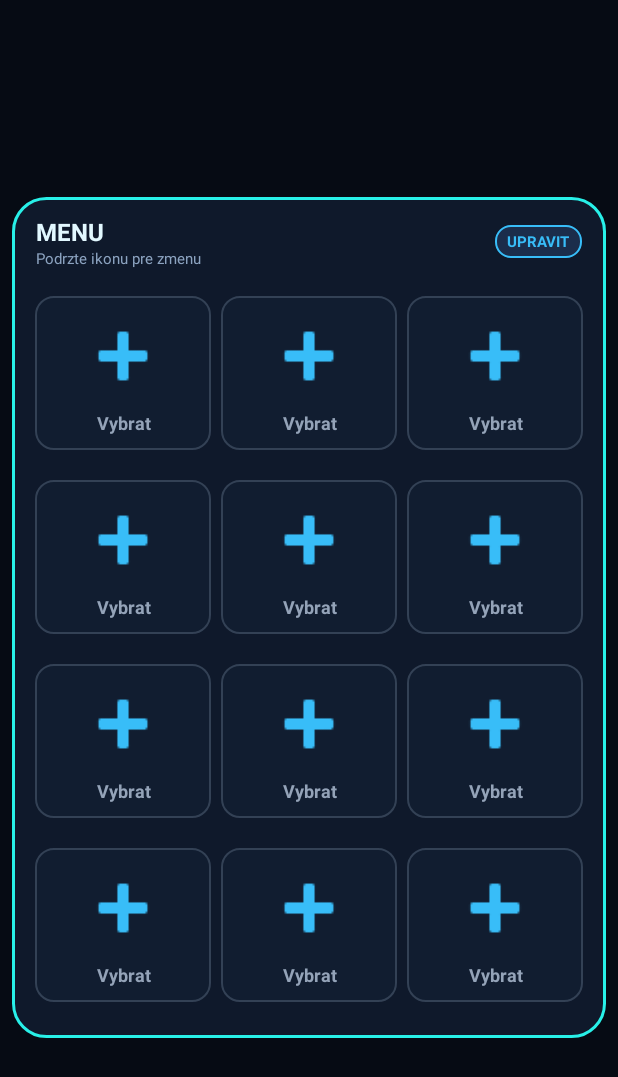
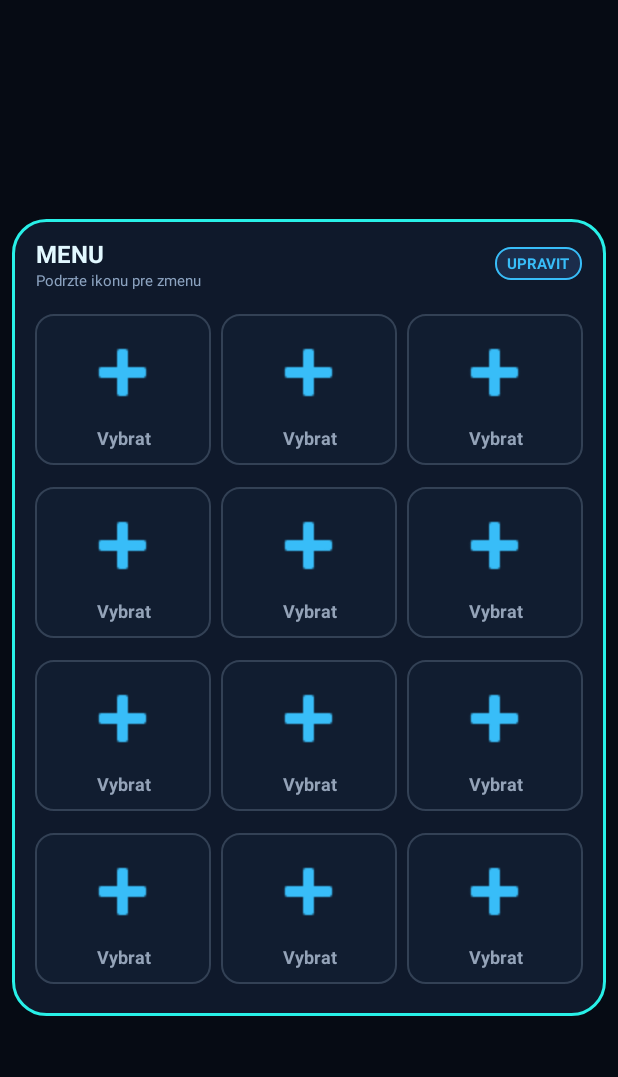
Before and after one commit to cva50000-svg/Menu_Android, an Android app: the screen it shows after launch (MainActivity), on a phone screen of 412 x 824 dp. Shown: the top 1077 px of the screen. Run offline under Robolectric (Android 15) with nearby library versions, the phone set to English and light mode, and no system bars.

Commit message:
Update margins and icon dimensions in MainActivity
Adjusted margins and icon sizes for improved layout.

```diff
--- a/app/src/main/java/sk/menu/launcher/MainActivity.java
+++ b/app/src/main/java/sk/menu/launcher/MainActivity.java
@@ -192,10 +192,10 @@ public class MainActivity extends Activity {
             cardParams.height = ViewGroup.LayoutParams.WRAP_CONTENT;
             cardParams.columnSpec = GridLayout.spec(i % 3, 1f);
             cardParams.rowSpec = GridLayout.spec(i / 3);
-            cardParams.setMargins(dp(3), dp(10), dp(3), dp(10)); // Výrazne zväčšené vertikálne rozostupy
+            cardParams.setMargins(dp(3), dp(7), dp(3), dp(7)); // Výrazne zväčšené vertikálne rozostupy
 
             ImageView iconView = new ImageView(this);
-            LinearLayout.LayoutParams iconParams = new LinearLayout.LayoutParams(dp(60), dp(60)); // Výrazne zväčšené ikony (64dp)
+            LinearLayout.LayoutParams iconParams = new LinearLayout.LayoutParams(dp(58), dp(58)); // Výrazne zväčšené ikony (64dp)
             iconParams.bottomMargin = dp(6);
             iconView.setLayoutParams(iconParams);
 
```
